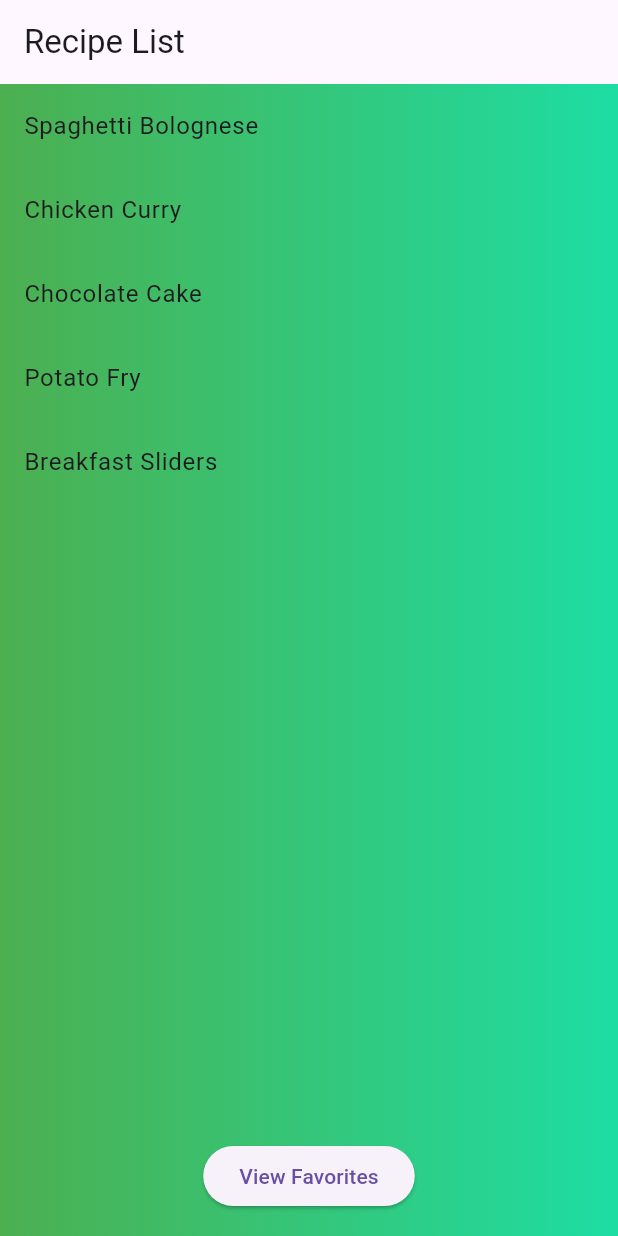
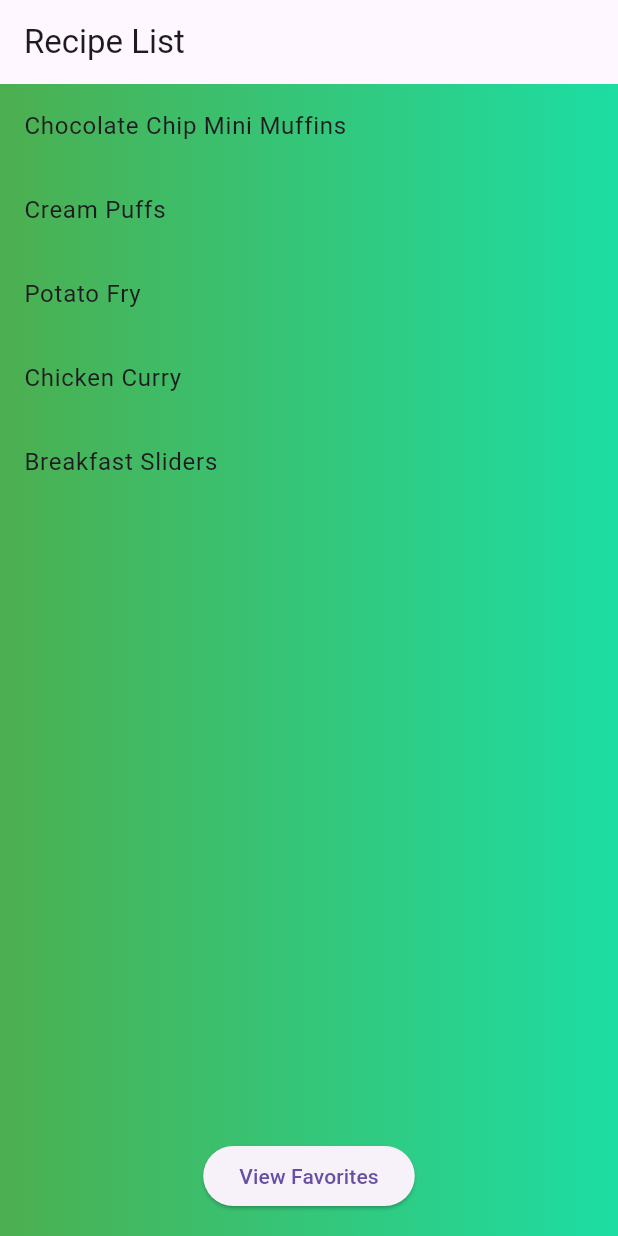
Before and after one commit to Raviteja582/Mobile-App-Development-CW-2, a Flutter app: the screen it shows after launch, on a phone screen of 412 x 824 dp. Run offline on Flutter 3.47's test engine with Material 3 defaults, Android fonts, the phone set to English and light mode, and no system bars.

Commit message:
Changing dishes

```diff
--- a/lib/home_screen.dart
+++ b/lib/home_screen.dart
@@ -12,23 +12,19 @@
 
 class _HomeScreenState extends State<HomeScreen> {
   Map<String, Map<String, String>> recipes = {
-    'Spaghetti Bolognese': {
-      'name': 'Spaghetti Bolognese',
-      'ingredients': 'Spaghetti, Ground Beef, Tomato Sauce, Garlic, Onion',
+    'Chocolate Chip Mini Muffins': {
+      'name': 'Chocolate Chip Mini Muffins',
+      'ingredients':
+          'cooking spray, all-purpose flour, white sugar,  baking powder, salt, egg, milk, vegetable oil, vanilla extract, chocolate chips.',
       'instructions':
-          '1. Cook the spaghetti.\n2. Prepare the sauce by sautéing garlic and onion, then add ground beef and tomato sauce.\n3. Combine and serve.',
+          '1. Preheat the oven to 400 degrees F (200 degrees C). Lightly spray 48 miniature muffin cups.\n2.Mix flour, white sugar, brown sugar, baking powder, and salt together in a large bowl.\n3.Lightly beat egg in a separate bowl; stir in milk, vegetable oil, and vanilla extract. Mix egg mixture into flour mixture until incorporated. Fold in mini chocolate chips.\n4. Spoon batter into the prepared muffin cups, filling each 3/4 full.\n5. Bake in the preheated oven until tops spring back when lightly pressed, about 10 minutes. Cool briefly in the tin before transferring muffins to a wire rack to cool completely.',
     },
-    'Chicken Curry': {
-      'name': 'Chicken Curry',
-      'ingredients': 'Chicken, Curry Paste, Coconut Milk, Potatoes, Carrots',
+    'Cream Puffs': {
+      'name': 'Cream Puffs',
+      'ingredients':
+          'vanilla pudding mix, heavy cream, milk, butter, water, salt,all-purpose flour, eggs',
       'instructions':
-          '1. Sauté curry paste with onions.\n2. Add chicken and brown.\n3. Add coconut milk, potatoes, and carrots.\n4. Simmer until cooked.',
-    },
-    'Chocolate Cake': {
-      'name': 'Chocolate Cake',
-      'ingredients': 'Flour, Cocoa Powder, Sugar, Eggs, Butter, Baking Powder',
-      'instructions':
-          '1. Mix the dry ingredients.\n2. Add wet ingredients and mix well.\n3. Bake at 350°F for 30 minutes.',
+          '1. Mix together vanilla instant pudding mix, cream and milk. Cover and refrigerate to set.\n2. Preheat oven to 425 degrees F (220 degrees C).\n3. In a large pot, bring water and butter to a rolling boil.\n4. Stir in flour and salt until the mixture forms a ball.\n5. Transfer the dough to a large mixing bowl. Using a wooden spoon or stand mixer, beat in the eggs one at a time, mixing well after each.\n6. Drop by tablespoonfuls onto an ungreased baking sheet, spacing them a couple of inches apart.\n7. Bake for 20 to 25 minutes in the preheated oven, until golden brown. Centers should be dry.\n8. When the shells are cool, either split and fill them with the pudding mixture, or use a pastry bag to pipe the pudding into the shells.\n9. Enjoy!!! ',
     },
     'Potato Fry': {
       'name': 'Potato Fry',
@@ -36,6 +32,12 @@
           "3 medium-sized potatoes (peeled and sliced), tablespoon oil, teaspoon mustard seeds, teaspoon cumin seeds, 1/2 teaspoon turmeric powder, 1 teaspoon red chili powder, Salt to taste",
       'instructions':
           "1. Heat Oil & Tempering: Heat oil in a pan. Add mustard seeds and cumin seeds, and let them crackle.\n2.Add the sliced potatoes to the pan. Stir well to coat them with the oil and spices.\n3.Sprinkle turmeric powder, red chili powder, and salt. Mix thoroughly so the potatoes are evenly coated.\n4. Cover the pan and cook on medium heat, stirring occasionally, until the potatoes are golden brown and crispy (about 15-20 minutes)."
+    },
+    'Chicken Curry': {
+      'name': 'Chicken Curry',
+      'ingredients': 'Chicken, Curry Paste, Coconut Milk, Potatoes, Carrots',
+      'instructions':
+          '1. Sauté curry paste with onions.\n2. Add chicken and brown.\n3. Add coconut milk, potatoes, and carrots.\n4. Simmer until cooked.',
     },
     'Breakfast Sliders': {
       'name': 'Breakfast Sliders',
```
